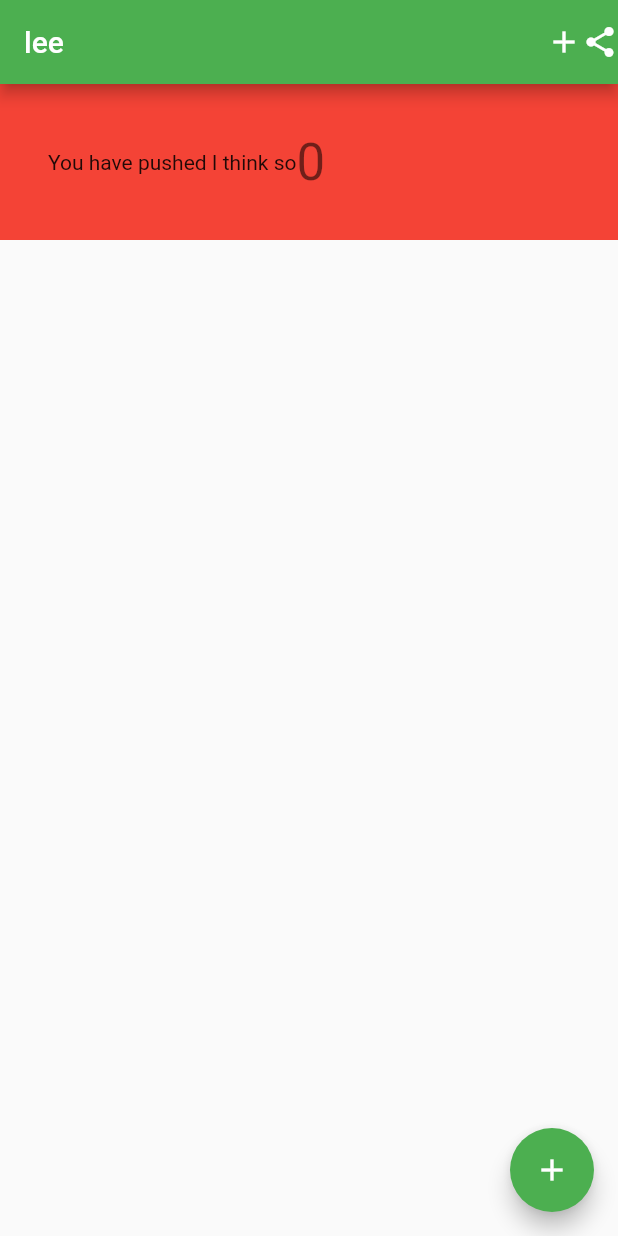
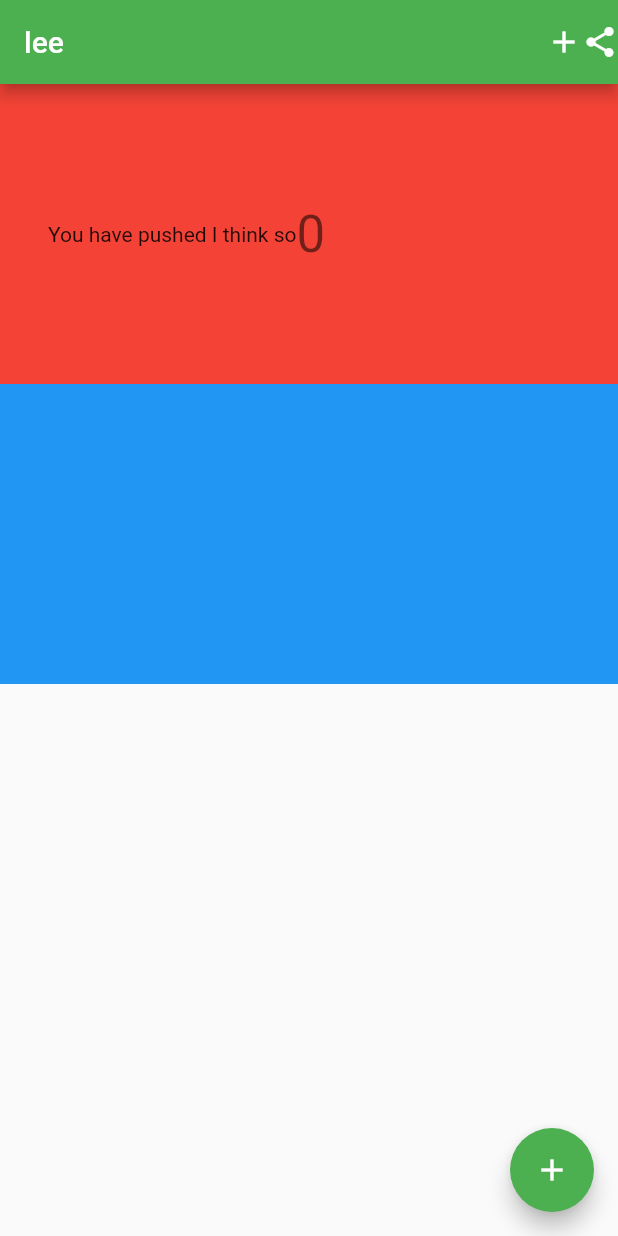
Before and after one commit to leekwangsoo1995/quick_word_diary, a Flutter app: the screen it shows after launch, on a phone screen of 412 x 824 dp. Run offline on Flutter 3.47's test engine with Material 2 defaults, Android fonts, the phone set to English and light mode, and no system bars.

Commit message:
column raw 理解

```diff
--- a/lib/main.dart
+++ b/lib/main.dart
@@ -68,7 +68,10 @@ class _MyHomePageState extends State<MyHomePage> {
           Icon(Icons.share),
         ],
       ),
-      body: Container(
+      body: Column(
+        children: <Widget>[
+          Container(
+            height:200,
             color: Colors.red,
             child: Padding(
               padding: const EdgeInsets.all(32.0),
@@ -87,6 +90,14 @@ class _MyHomePageState extends State<MyHomePage> {
               ),
             ),
           ),
+          Container(
+            height:200,
+            color: Colors.blue,
+          ),
+        ],
+      ),
+
+
       floatingActionButton: FloatingActionButton(
         onPressed: _incrementCounter,
         tooltip: 'Increment',
```
Lines whose indentation alone changed are shown as unchanged.
